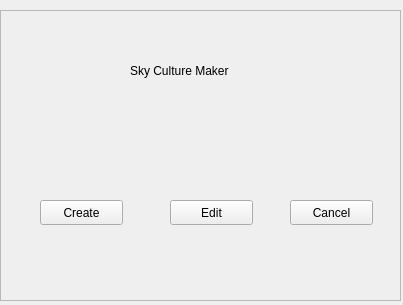
Integer-Ctrl/stellarium, file plugins/SkyCultureMaker/src/gui/startDialog.ui: the form before one commit.
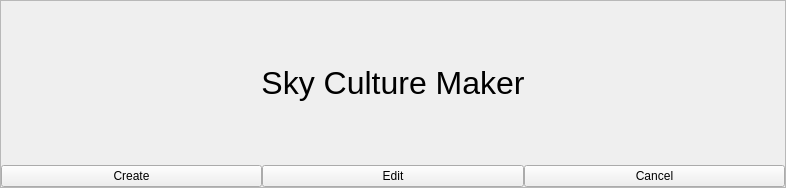
The form after the commit.

The edit to the form file:
```diff
--- a/plugins/SkyCultureMaker/src/gui/startDialog.ui
+++ b/plugins/SkyCultureMaker/src/gui/startDialog.ui
@@ -6,81 +6,106 @@
    <rect>
     <x>0</x>
     <y>0</y>
-    <width>403</width>
-    <height>305</height>
+    <width>786</width>
+    <height>188</height>
    </rect>
   </property>
   <property name="windowTitle">
    <string>Form</string>
   </property>
-  <widget class="QFrame" name="Contents">
-   <property name="geometry">
-    <rect>
-     <x>0</x>
-     <y>10</y>
-     <width>401</width>
-     <height>291</height>
-    </rect>
+  <property name="styleSheet">
+   <string notr="true"/>
+  </property>
+  <layout class="QVBoxLayout">
+   <property name="spacing">
+    <number>0</number>
+   </property>
+   <property name="leftMargin">
+    <number>0</number>
+   </property>
+   <property name="topMargin">
+    <number>0</number>
+   </property>
+   <property name="rightMargin">
+    <number>0</number>
+   </property>
+   <property name="bottomMargin">
+    <number>0</number>
+   </property>
+   <item>
+    <widget class="QFrame" name="Content">
+     <property name="sizePolicy">
+      <sizepolicy hsizetype="Preferred" vsizetype="Minimum">
+       <horstretch>0</horstretch>
+       <verstretch>0</verstretch>
+      </sizepolicy>
    </property>
    <property name="frameShape">
     <enum>QFrame::StyledPanel</enum>
    </property>
-   <property name="frameShadow">
-    <enum>QFrame::Raised</enum>
-   </property>
+     <layout class="QGridLayout" name="gridLayout_2">
+      <property name="leftMargin">
+       <number>0</number>
+      </property>
+      <property name="topMargin">
+       <number>0</number>
+      </property>
+      <property name="rightMargin">
+       <number>0</number>
+      </property>
+      <property name="bottomMargin">
+       <number>0</number>
+      </property>
+      <property name="spacing">
+       <number>0</number>
+      </property>
+      <item row="0" column="0">
    <widget class="QLabel" name="label">
-    <property name="geometry">
-     <rect>
-      <x>130</x>
-      <y>30</y>
-      <width>151</width>
-      <height>61</height>
-     </rect>
+        <property name="font">
+         <font>
+          <pointsize>24</pointsize>
+         </font>
     </property>
     <property name="text">
      <string>Sky Culture Maker</string>
     </property>
-   </widget>
-   <widget class="QPushButton" name="pushButtonCreate">
-    <property name="geometry">
-     <rect>
-      <x>40</x>
-      <y>190</y>
-      <width>83</width>
-      <height>25</height>
-     </rect>
-    </property>
+        <property name="scaledContents">
+         <bool>false</bool>
+        </property>
+        <property name="alignment">
+         <set>Qt::AlignCenter</set>
+        </property>
+       </widget>
+      </item>
+      <item row="5" column="0">
+       <layout class="QHBoxLayout" name="horizontalLayout">
+        <item>
+         <widget class="QPushButton" name="scmStartCreatePushButton">
     <property name="text">
      <string>Create</string>
     </property>
    </widget>
-   <widget class="QPushButton" name="pushButtonEdit">
-    <property name="geometry">
-     <rect>
-      <x>170</x>
-      <y>190</y>
-      <width>83</width>
-      <height>25</height>
-     </rect>
-    </property>
+        </item>
+        <item>
+         <widget class="QPushButton" name="scmStartEditPushButton">
     <property name="text">
      <string>Edit</string>
     </property>
    </widget>
-   <widget class="QPushButton" name="pushButton_3">
-    <property name="geometry">
-     <rect>
-      <x>290</x>
-      <y>190</y>
-      <width>83</width>
-      <height>25</height>
-     </rect>
-    </property>
+        </item>
+        <item>
+         <widget class="QPushButton" name="scmStartCancelPushButton">
     <property name="text">
      <string>Cancel</string>
     </property>
    </widget>
-  </widget>
+        </item>
+       </layout>
+      </item>
+     </layout>
+    </widget>
+   </item>
+  </layout>
  </widget>
  <resources/>
  <connections/>
```
Left out of the diff: 6 changed lines with no effect on the pictures. Lines whose indentation alone changed are shown as unchanged.
